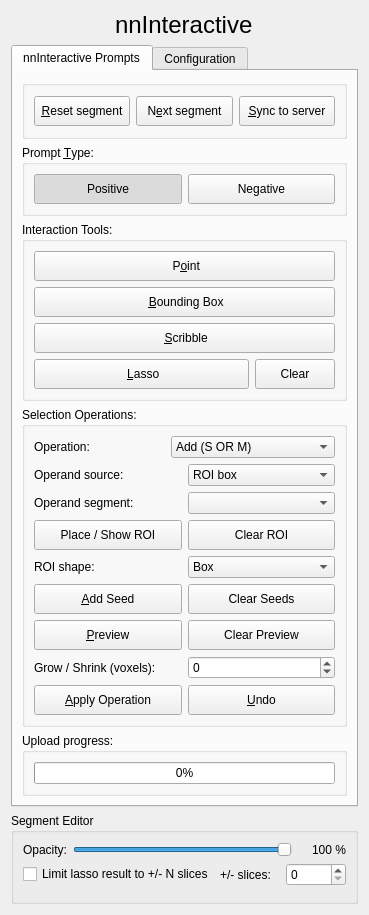
Qt form slicer_plugin/SlicerNNInteractive/Resources/UI/SlicerNNInteractive.ui (coendevente/SlicerNNInteractive) before a commit.
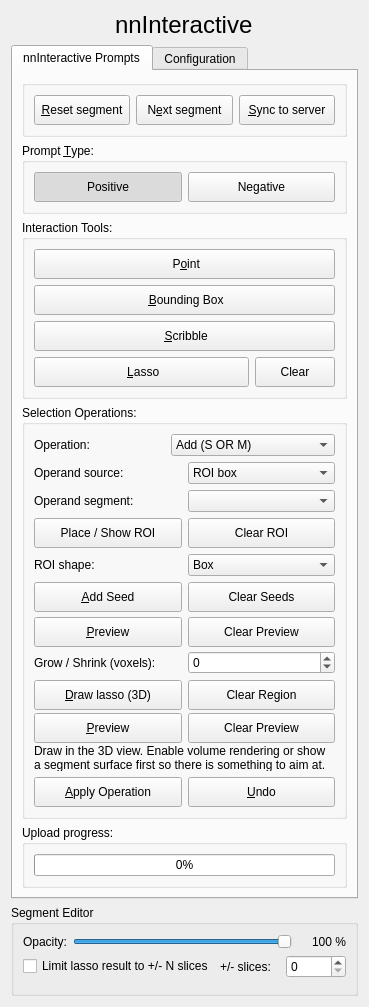
The same form after that commit. Custom widgets are drawn as their Qt base class.

Commit message: Add Lasso (3D) selection operand with nnInteractive AI preview

Patch:
```diff
--- a/slicer_plugin/SlicerNNInteractive/Resources/UI/SlicerNNInteractive.ui
+++ b/slicer_plugin/SlicerNNInteractive/Resources/UI/SlicerNNInteractive.ui
@@ -596,6 +596,109 @@
               </layout>
              </widget>
             </item>
+            <item>
+             <widget class="QWidget" name="operandLasso3dContainer" native="true">
+              <layout class="QVBoxLayout" name="verticalLayout_selops_lasso3d">
+               <property name="leftMargin">
+                <number>0</number>
+               </property>
+               <property name="topMargin">
+                <number>0</number>
+               </property>
+               <property name="rightMargin">
+                <number>0</number>
+               </property>
+               <property name="bottomMargin">
+                <number>0</number>
+               </property>
+               <item>
+                <layout class="QHBoxLayout" name="horizontalLayout_selops_lasso3d_buttons">
+                 <item>
+                  <widget class="QPushButton" name="pbDrawLasso3d">
+                   <property name="minimumSize">
+                    <size>
+                     <width>0</width>
+                     <height>30</height>
+                    </size>
+                   </property>
+                   <property name="toolTip">
+                    <string>Toggle on, then drag a closed loop in the 3D view to carve a 3D region; extruded along the camera direction.</string>
+                   </property>
+                   <property name="text">
+                    <string>&amp;Draw lasso (3D)</string>
+                   </property>
+                   <property name="checkable">
+                    <bool>true</bool>
+                   </property>
+                  </widget>
+                 </item>
+                 <item>
+                  <widget class="QPushButton" name="pbClearLasso3d">
+                   <property name="minimumSize">
+                    <size>
+                     <width>0</width>
+                     <height>30</height>
+                    </size>
+                   </property>
+                   <property name="toolTip">
+                    <string>Clear the drawn region (and any preview).</string>
+                   </property>
+                   <property name="text">
+                    <string>Clear Region</string>
+                   </property>
+                  </widget>
+                 </item>
+                </layout>
+               </item>
+               <item>
+                <layout class="QHBoxLayout" name="horizontalLayout_selops_lasso3d_preview">
+                 <item>
+                  <widget class="QPushButton" name="pbPreviewLasso3d">
+                   <property name="minimumSize">
+                    <size>
+                     <width>0</width>
+                     <height>30</height>
+                    </size>
+                   </property>
+                   <property name="toolTip">
+                    <string>Run nnInteractive on the drawn region and preview the AI result before Apply.</string>
+                   </property>
+                   <property name="text">
+                    <string>&amp;Preview</string>
+                   </property>
+                  </widget>
+                 </item>
+                 <item>
+                  <widget class="QPushButton" name="pbClearPreviewLasso3d">
+                   <property name="minimumSize">
+                    <size>
+                     <width>0</width>
+                     <height>30</height>
+                    </size>
+                   </property>
+                   <property name="toolTip">
+                    <string>Hide the AI preview overlay; the drawn region is kept.</string>
+                   </property>
+                   <property name="text">
+                    <string>Clear Preview</string>
+                   </property>
+                  </widget>
+                 </item>
+                </layout>
+               </item>
+               <item>
+                <widget class="QLabel" name="lblLasso3dHint">
+                 <property name="text">
+                  <string>Draw in the 3D view. Enable volume rendering or show a segment surface first so there is something to aim at.</string>
+                 </property>
+                 <property name="wordWrap">
+                  <bool>true</bool>
+                 </property>
+                </widget>
+               </item>
+              </layout>
+             </widget>
+            </item>
             <item>
              <layout class="QHBoxLayout" name="horizontalLayout_selops_actions">
               <item>
```
Left out of the diff: 5 changed lines with no effect on the pictures. The commit also changes 2 other files.
